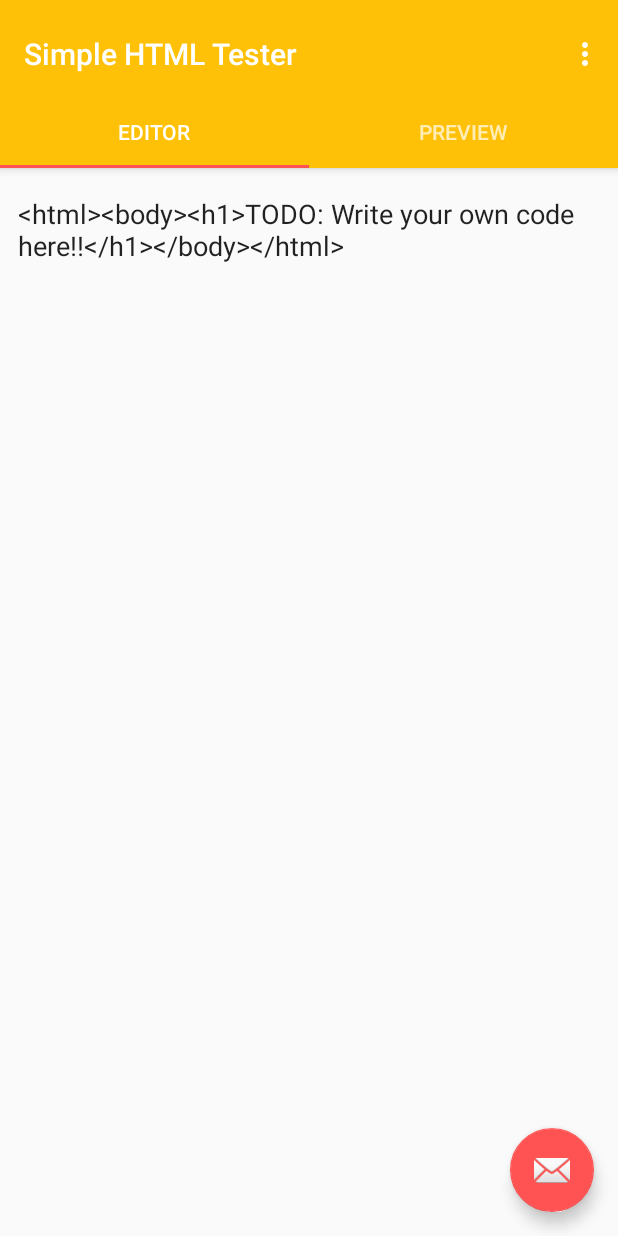
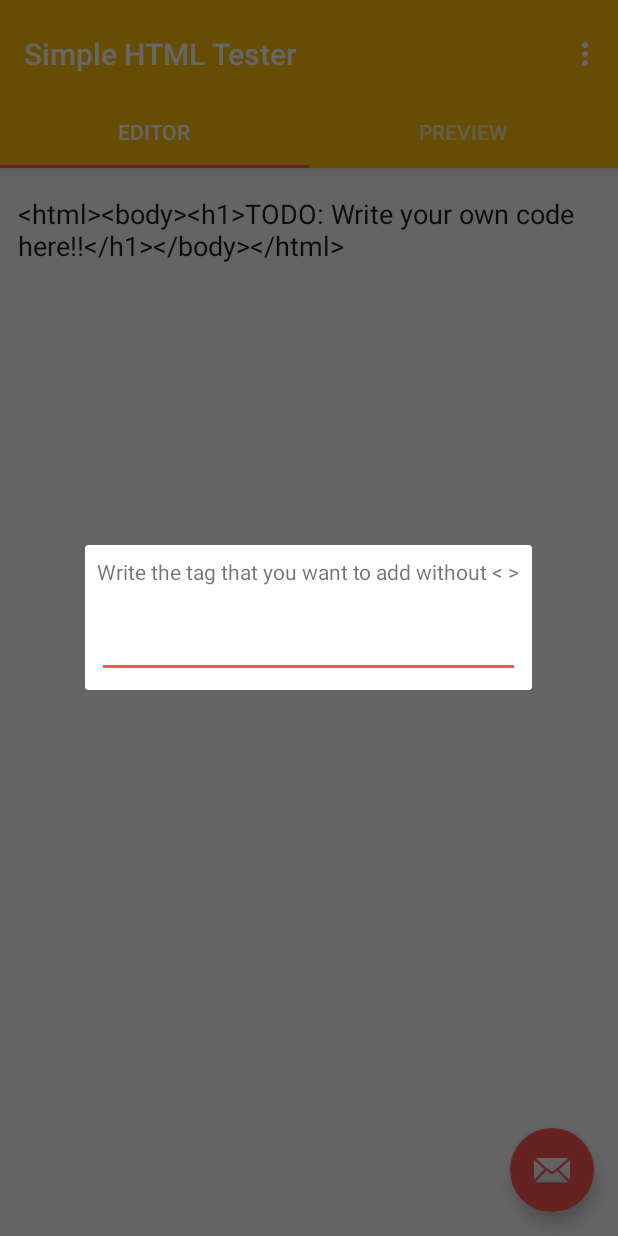
Before and after one commit to aldoram5/SimpleHTMLTesterAndroid, an Android app: the screen it shows after launch (MainActivity), in the options menu, after a tap on "Insert Tag", on a phone screen of 412 x 824 dp. Run offline under Robolectric (Android 15) with nearby library versions, the phone set to English and light mode, and no system bars.

Commit message:
Added Add Tag Dialog, updated Launcher Icon

```diff
--- a/app/build.gradle
+++ b/app/build.gradle
@@ -24,4 +24,5 @@ dependencies {
     testCompile 'junit:junit:4.12'
     compile 'com.android.support:appcompat-v7:23.1.1'
     compile 'com.android.support:design:23.1.1'
+    compile 'com.android.support:support-v4:23.1.1'
 }
--- a/app/src/main/AndroidManifest.xml
+++ b/app/src/main/AndroidManifest.xml
@@ -2,6 +2,8 @@
 <manifest xmlns:android="http://schemas.android.com/apk/res/android"
     package="com.crimsonrgames.titanium.htmltester">
 
+    <uses-permission android:name="android.permission.WRITE_EXTERNAL_STORAGE"/>
+    <uses-permission android:name="android.permission.INTERNET" />
     <application
         android:allowBackup="true"
         android:icon="@mipmap/ic_launcher"
@@ -17,8 +19,6 @@
                 <category android:name="android.intent.category.LAUNCHER" />
             </intent-filter>
         </activity>
-        <uses-permission android:name="android.permission.WRITE_EXTERNAL_STORAGE"/>
-        <uses-permission android:name="android.permission.INTERNET" />
     </application>
 
 </manifest>
--- /dev/null
+++ b/app/src/main/java/com/crimsonrgames/titanium/htmltester/AddTagDialogFragment.java
@@ -0,0 +1,102 @@
+/***
+
+ AddTagDialogFragment.java
+
+ Copyright 2016 Aldo Pedro Rangel Montiel
+
+ Licensed under the Apache License, Version 2.0 (the "License");
+ you may not use this file except in compliance with the License.
+ You may obtain a copy of the License at
+
+ http://www.apache.org/licenses/LICENSE-2.0
+
+ Unless required by applicable law or agreed to in writing, software
+ distributed under the License is distributed on an "AS IS" BASIS,
+ WITHOUT WARRANTIES OR CONDITIONS OF ANY KIND, either express or implied.
+ See the License for the specific language governing permissions and
+ limitations under the License.
+
+ */
+package com.crimsonrgames.titanium.htmltester;
+
+import android.support.v4.app.DialogFragment;
+import android.content.Context;
+import android.net.Uri;
+import android.os.Bundle;
+import android.support.v4.app.Fragment;
+import android.view.KeyEvent;
+import android.view.LayoutInflater;
+import android.view.View;
+import android.view.ViewGroup;
+import android.view.WindowManager;
+import android.view.inputmethod.EditorInfo;
+import android.widget.EditText;
+import android.widget.TextView;
+
+
+/**
+ * A simple {@link Fragment} subclass.
+ * Activities that contain this fragment must implement the
+ * {@link OnAddTagDialogFragmentInteractionListener} interface
+ * to handle interaction events.
+ */
+public class AddTagDialogFragment extends DialogFragment implements TextView.OnEditorActionListener {
+
+    public static final String TITLE = "Add Tag";
+
+    public interface OnAddTagDialogFragmentInteractionListener {
+        void onFinishTagEditDialog(String tag);
+    }
+
+    private OnAddTagDialogFragmentInteractionListener mListener;
+
+    private EditText mEditText;
+
+    public AddTagDialogFragment() {
+        // Required empty public constructor
+    }
+
+    @Override
+    public View onCreateView(LayoutInflater inflater, ViewGroup container,
+                             Bundle savedInstanceState) {
+        // Inflate the layout for this fragment
+        View view = inflater.inflate(R.layout.fragment_add_tag_dialog, container);
+        mEditText = (EditText) view.findViewById(R.id.editTagName);
+        getDialog().setTitle(TITLE);
+        mEditText.requestFocus();
+        getDialog().getWindow().setSoftInputMode(
+                WindowManager.LayoutParams.SOFT_INPUT_STATE_VISIBLE);
+        mEditText.setOnEditorActionListener(this);
+        return view;
+    }
+
+    @Override
+    public boolean onEditorAction(TextView v, int actionId, KeyEvent event) {
+        if (EditorInfo.IME_ACTION_DONE == actionId) {
+            // Return input text to activity
+            OnAddTagDialogFragmentInteractionListener activity = (OnAddTagDialogFragmentInteractionListener) getActivity();
+            activity.onFinishTagEditDialog(mEditText.getText().toString());
+            this.dismiss();
+            return true;
+        }
+        return false;
+    }
+
+    @Override
+    public void onAttach(Context context) {
+        super.onAttach(context);
+        if (context instanceof OnAddTagDialogFragmentInteractionListener) {
+            mListener = (OnAddTagDialogFragmentInteractionListener) context;
+        } else {
+            throw new RuntimeException(context.toString()
+                    + " must implement OnAddTagDialogFragmentInteractionListener");
+        }
+    }
+
+    @Override
+    public void onDetach() {
+        super.onDetach();
+        mListener = null;
+    }
+
+}
--- a/app/src/main/java/com/crimsonrgames/titanium/htmltester/MainActivity.java
+++ b/app/src/main/java/com/crimsonrgames/titanium/htmltester/MainActivity.java
@@ -48,13 +48,14 @@ import java.io.FileInputStream;
 import java.io.FileOutputStream;
 import java.io.IOException;
 
-public class MainActivity extends AppCompatActivity {
+public class MainActivity extends AppCompatActivity implements AddTagDialogFragment.OnAddTagDialogFragmentInteractionListener{
 
 
     public static final String TAG = "MainActivity";
     public static final String SAVED = "Saved";
     public static final String RESTORED_TO_DEFAULT_TEXT = "Restored to default text";
     public static final String RESTORED_TO_LAST_SAVED_FILE = "Restored to last saved file";
+    public static final String TAG_PATTERN = "<%s> </%s>";
     private static String DEFAULT_HTML_STRING = "<html><body><h1>TODO: Write your own code here!!</h1></body></html>";
 
     private static String DEFAULT_FILE_NAME = "test.html";
@@ -115,8 +116,10 @@ public class MainActivity extends AppCompatActivity {
             @Override
             public void onPageSelected(int position) {
                 mEditorFragment = ((EditorFragment)mSectionsPagerAdapter.getRegisteredFragment(0));
+                if(mEditorFragment == null) return;
                 mSourceCode = mEditorFragment.getmSourceCode();
                 mPreviewFragment = ((PreviewFragment)mSectionsPagerAdapter.getRegisteredFragment(1));
+                if(mPreviewFragment == null) return;
                 mPreviewFragment.setmSourceCode(mSourceCode);
 
             }
@@ -187,16 +190,20 @@ public class MainActivity extends AppCompatActivity {
                 toast.show();
                 break;
             case R.id.action_insert_tag:
-                //TODO: Add a FragmentDialog to get the tag that the user wants to insert
+                showAddTagDialog();
                 break;
-        }
-        if (id == R.id.action_save) {
-
-            return true;
         }
 
         return super.onOptionsItemSelected(item);
     }
+
+
+    private void showAddTagDialog() {
+        FragmentManager fm = getSupportFragmentManager();
+        AddTagDialogFragment addTagDialog = new AddTagDialogFragment();
+        addTagDialog.show(fm,TAG);
+    }
+
 
     private boolean writeHTMLToDefaultFile(String HTMLString) {
 
@@ -242,6 +249,19 @@ public class MainActivity extends AppCompatActivity {
         Log.d(TAG,fileContents);
         if(fileContents.isEmpty()) fileContents = DEFAULT_HTML_STRING;
         return fileContents;
+    }
+
+    /***
+     * Overriden from AddTagDialogFragment.OnAddTagDialogFragmentInteractionListener
+     * Receives the input from the AddTagDialogFragment
+     * @param tag the input tag
+     */
+    @Override
+    public void onFinishTagEditDialog(String tag) {
+
+        mEditorFragment = ((EditorFragment)mSectionsPagerAdapter.getRegisteredFragment(0));
+        mEditorFragment.insertTextAtCursorPoint(String.format(TAG_PATTERN, tag,tag));
+
     }
 
 
--- /dev/null
+++ b/app/src/main/res/layout/fragment_add_tag_dialog.xml
@@ -0,0 +1,25 @@
+<LinearLayout xmlns:android="http://schemas.android.com/apk/res/android"
+    xmlns:tools="http://schemas.android.com/tools"
+    android:layout_width="match_parent"
+    android:layout_height="match_parent"
+    android:orientation="vertical"
+    tools:context="com.crimsonrgames.titanium.htmltester.AddTagDialogFragment">
+
+    <!-- TODO: Update blank fragment layout -->
+    <TextView
+        android:layout_margin="@dimen/activity_horizontal_margin"
+        android:layout_width="match_parent"
+        android:layout_height="wrap_content"
+        android:text="@string/tag_dialog_text" />
+
+    <EditText
+        android:layout_margin="@dimen/activity_horizontal_margin"
+        android:layout_width="match_parent"
+        android:layout_height="wrap_content"
+        android:inputType="text"
+        android:imeOptions="actionDone"
+        android:id="@+id/editTagName"
+        android:layout_gravity="start" />
+
+
+</LinearLayout>
--- a/app/src/main/res/values-v21/strings.xml
+++ b/app/src/main/res/values-v21/strings.xml
@@ -4,4 +4,5 @@
     <string name="action_return_to_saved">Return to saved</string>
     <string name="action_restore_default">Restore default</string>
     <string name="action_insert_Tag">Insert Tag</string>
+    <string name="tag_dialog_text"><![CDATA[Write the tag that you want to add without < >]]></string>
 </resources>
--- a/app/src/main/res/values-w820dp/strings.xml
+++ b/app/src/main/res/values-w820dp/strings.xml
@@ -4,4 +4,5 @@
     <string name="action_return_to_saved">Return to saved</string>
     <string name="action_restore_default">Restore default</string>
     <string name="action_insert_Tag">Insert Tag</string>
+    <string name="tag_dialog_text"><![CDATA[Write the tag that you want to add without < >]]></string>
 </resources>
--- a/app/src/main/res/values/strings.xml
+++ b/app/src/main/res/values/strings.xml
@@ -7,4 +7,6 @@
     <string name="action_restore_default">Restore default</string>
     <string name="send_to">Send your HTML</string>
     <string name="action_insert_Tag">Insert Tag</string>
+    <string name="tag_dialog_text"><![CDATA[Write the tag that you want to add without < >]]></string>
+
 </resources>
```
Also changed, not shown: app/src/main/res/mipmap-hdpi/ic_launcher.png, app/src/main/res/mipmap-mdpi/ic_launcher.png, app/src/main/res/mipmap-xhdpi/ic_launcher.png, app/src/main/res/mipmap-xxhdpi/ic_launcher.png, app/src/main/res/mipmap-xxxhdpi/ic_launcher.png.
